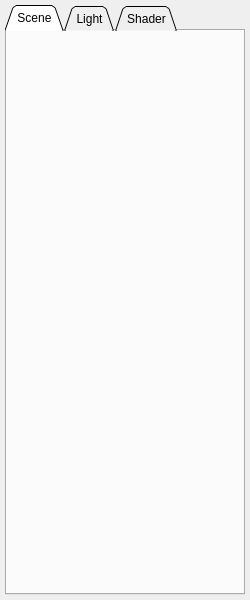
Old version of the form ShaderEditor/qt/project/tweaker.ui in the repository karajensen/shader-editor.
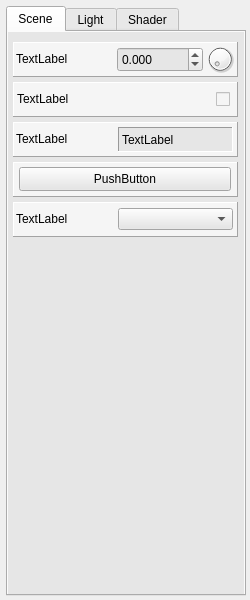
New version of the form.

Commit message: designing tweaker sections

```diff
--- a/ShaderEditor/qt/project/tweaker.ui
+++ b/ShaderEditor/qt/project/tweaker.ui
@@ -11,7 +11,7 @@
    </rect>
   </property>
   <property name="sizePolicy">
-   <sizepolicy hsizetype="Expanding" vsizetype="Expanding">
+   <sizepolicy hsizetype="Fixed" vsizetype="Fixed">
     <horstretch>0</horstretch>
     <verstretch>0</verstretch>
    </sizepolicy>
@@ -22,29 +22,41 @@
     <height>600</height>
    </size>
   </property>
+  <property name="maximumSize">
+   <size>
+    <width>250</width>
+    <height>600</height>
+   </size>
+  </property>
   <property name="windowTitle">
    <string>Shader Editor</string>
   </property>
   <layout class="QVBoxLayout" name="verticalLayout_3">
+   <property name="spacing">
+    <number>5</number>
+   </property>
    <property name="leftMargin">
-    <number>5</number>
+    <number>6</number>
    </property>
    <property name="topMargin">
-    <number>5</number>
+    <number>6</number>
    </property>
    <property name="rightMargin">
-    <number>5</number>
+    <number>4</number>
    </property>
    <property name="bottomMargin">
-    <number>5</number>
+    <number>4</number>
    </property>
    <item>
     <widget class="QTabWidget" name="tabWidget">
+     <property name="styleSheet">
+      <string notr="true"/>
+     </property>
      <property name="tabPosition">
       <enum>QTabWidget::North</enum>
      </property>
      <property name="tabShape">
-      <enum>QTabWidget::Triangular</enum>
+      <enum>QTabWidget::Rounded</enum>
      </property>
      <property name="currentIndex">
       <number>0</number>
@@ -53,9 +65,598 @@
       <bool>true</bool>
      </property>
      <widget class="QWidget" name="sceneTab">
+      <property name="styleSheet">
+       <string notr="true">background-color: rgb(230, 230, 230);</string>
+      </property>
       <attribute name="title">
        <string>Scene</string>
       </attribute>
+      <widget class="QFrame" name="tweaker_button">
+       <property name="geometry">
+        <rect>
+         <x>5</x>
+         <y>130</y>
+         <width>225</width>
+         <height>35</height>
+        </rect>
+       </property>
+       <property name="sizePolicy">
+        <sizepolicy hsizetype="Fixed" vsizetype="Fixed">
+         <horstretch>0</horstretch>
+         <verstretch>0</verstretch>
+        </sizepolicy>
+       </property>
+       <property name="minimumSize">
+        <size>
+         <width>225</width>
+         <height>35</height>
+        </size>
+       </property>
+       <property name="maximumSize">
+        <size>
+         <width>225</width>
+         <height>35</height>
+        </size>
+       </property>
+       <property name="styleSheet">
+        <string notr="true">background-color: rgb(245, 245, 245);</string>
+       </property>
+       <property name="frameShape">
+        <enum>QFrame::Panel</enum>
+       </property>
+       <property name="frameShadow">
+        <enum>QFrame::Raised</enum>
+       </property>
+       <layout class="QHBoxLayout" name="tweaker_lbl_2">
+        <property name="spacing">
+         <number>2</number>
+        </property>
+        <property name="leftMargin">
+         <number>2</number>
+        </property>
+        <property name="topMargin">
+         <number>0</number>
+        </property>
+        <property name="rightMargin">
+         <number>2</number>
+        </property>
+        <property name="bottomMargin">
+         <number>0</number>
+        </property>
+        <item>
+         <widget class="QPushButton" name="tweaker_button_btn">
+          <property name="minimumSize">
+           <size>
+            <width>212</width>
+            <height>24</height>
+           </size>
+          </property>
+          <property name="maximumSize">
+           <size>
+            <width>212</width>
+            <height>24</height>
+           </size>
+          </property>
+          <property name="baseSize">
+           <size>
+            <width>220</width>
+            <height>0</height>
+           </size>
+          </property>
+          <property name="styleSheet">
+           <string notr="true">background-color: rgb(230, 230, 230);</string>
+          </property>
+          <property name="text">
+           <string>PushButton</string>
+          </property>
+          <property name="autoDefault">
+           <bool>false</bool>
+          </property>
+          <property name="default">
+           <bool>false</bool>
+          </property>
+          <property name="flat">
+           <bool>false</bool>
+          </property>
+         </widget>
+        </item>
+       </layout>
+      </widget>
+      <widget class="QFrame" name="tweaker_combo">
+       <property name="geometry">
+        <rect>
+         <x>5</x>
+         <y>170</y>
+         <width>225</width>
+         <height>35</height>
+        </rect>
+       </property>
+       <property name="sizePolicy">
+        <sizepolicy hsizetype="Fixed" vsizetype="Fixed">
+         <horstretch>0</horstretch>
+         <verstretch>0</verstretch>
+        </sizepolicy>
+       </property>
+       <property name="minimumSize">
+        <size>
+         <width>225</width>
+         <height>35</height>
+        </size>
+       </property>
+       <property name="maximumSize">
+        <size>
+         <width>225</width>
+         <height>35</height>
+        </size>
+       </property>
+       <property name="styleSheet">
+        <string notr="true">background-color: rgb(245, 245, 245);</string>
+       </property>
+       <property name="frameShape">
+        <enum>QFrame::Panel</enum>
+       </property>
+       <property name="frameShadow">
+        <enum>QFrame::Raised</enum>
+       </property>
+       <layout class="QHBoxLayout" name="tweaker_lbl_3">
+        <property name="spacing">
+         <number>2</number>
+        </property>
+        <property name="leftMargin">
+         <number>2</number>
+        </property>
+        <property name="topMargin">
+         <number>0</number>
+        </property>
+        <property name="rightMargin">
+         <number>4</number>
+        </property>
+        <property name="bottomMargin">
+         <number>0</number>
+        </property>
+        <item>
+         <widget class="QLabel" name="tweaker_combo_lbl">
+          <property name="sizePolicy">
+           <sizepolicy hsizetype="Fixed" vsizetype="Fixed">
+            <horstretch>0</horstretch>
+            <verstretch>0</verstretch>
+           </sizepolicy>
+          </property>
+          <property name="minimumSize">
+           <size>
+            <width>100</width>
+            <height>30</height>
+           </size>
+          </property>
+          <property name="maximumSize">
+           <size>
+            <width>100</width>
+            <height>30</height>
+           </size>
+          </property>
+          <property name="font">
+           <font>
+            <weight>50</weight>
+            <bold>false</bold>
+           </font>
+          </property>
+          <property name="text">
+           <string>TextLabel</string>
+          </property>
+         </widget>
+        </item>
+        <item>
+         <widget class="QComboBox" name="tweaker_combo_box">
+          <property name="sizePolicy">
+           <sizepolicy hsizetype="Fixed" vsizetype="Fixed">
+            <horstretch>0</horstretch>
+            <verstretch>0</verstretch>
+           </sizepolicy>
+          </property>
+          <property name="minimumSize">
+           <size>
+            <width>115</width>
+            <height>22</height>
+           </size>
+          </property>
+          <property name="maximumSize">
+           <size>
+            <width>115</width>
+            <height>22</height>
+           </size>
+          </property>
+          <property name="baseSize">
+           <size>
+            <width>115</width>
+            <height>25</height>
+           </size>
+          </property>
+          <property name="styleSheet">
+           <string notr="true">background-color: rgb(230, 230, 230);</string>
+          </property>
+         </widget>
+        </item>
+       </layout>
+      </widget>
+      <widget class="QFrame" name="tweaker_spin">
+       <property name="geometry">
+        <rect>
+         <x>5</x>
+         <y>10</y>
+         <width>225</width>
+         <height>35</height>
+        </rect>
+       </property>
+       <property name="minimumSize">
+        <size>
+         <width>225</width>
+         <height>35</height>
+        </size>
+       </property>
+       <property name="maximumSize">
+        <size>
+         <width>225</width>
+         <height>35</height>
+        </size>
+       </property>
+       <property name="styleSheet">
+        <string notr="true">background-color: rgb(245, 245, 245);</string>
+       </property>
+       <property name="frameShape">
+        <enum>QFrame::Panel</enum>
+       </property>
+       <property name="frameShadow">
+        <enum>QFrame::Raised</enum>
+       </property>
+       <layout class="QHBoxLayout" name="tweaker_value">
+        <property name="spacing">
+         <number>2</number>
+        </property>
+        <property name="leftMargin">
+         <number>2</number>
+        </property>
+        <property name="topMargin">
+         <number>0</number>
+        </property>
+        <property name="rightMargin">
+         <number>2</number>
+        </property>
+        <property name="bottomMargin">
+         <number>0</number>
+        </property>
+        <item>
+         <widget class="QLabel" name="tweaker_spin_lbl">
+          <property name="sizePolicy">
+           <sizepolicy hsizetype="Fixed" vsizetype="Fixed">
+            <horstretch>0</horstretch>
+            <verstretch>0</verstretch>
+           </sizepolicy>
+          </property>
+          <property name="minimumSize">
+           <size>
+            <width>100</width>
+            <height>30</height>
+           </size>
+          </property>
+          <property name="maximumSize">
+           <size>
+            <width>100</width>
+            <height>30</height>
+           </size>
+          </property>
+          <property name="font">
+           <font>
+            <weight>50</weight>
+            <bold>false</bold>
+           </font>
+          </property>
+          <property name="text">
+           <string>TextLabel</string>
+          </property>
+         </widget>
+        </item>
+        <item>
+         <widget class="QDoubleSpinBox" name="tweaker_spin_value">
+          <property name="sizePolicy">
+           <sizepolicy hsizetype="Fixed" vsizetype="Fixed">
+            <horstretch>0</horstretch>
+            <verstretch>0</verstretch>
+           </sizepolicy>
+          </property>
+          <property name="minimumSize">
+           <size>
+            <width>86</width>
+            <height>25</height>
+           </size>
+          </property>
+          <property name="maximumSize">
+           <size>
+            <width>86</width>
+            <height>25</height>
+           </size>
+          </property>
+          <property name="styleSheet">
+           <string notr="true">background-color: rgb(230, 230, 230);</string>
+          </property>
+          <property name="buttonSymbols">
+           <enum>QAbstractSpinBox::UpDownArrows</enum>
+          </property>
+          <property name="decimals">
+           <number>3</number>
+          </property>
+          <property name="minimum">
+           <double>-9999.000000000000000</double>
+          </property>
+          <property name="maximum">
+           <double>9999.000000000000000</double>
+          </property>
+         </widget>
+        </item>
+        <item>
+         <widget class="QDial" name="tweaker_spin_dial">
+          <property name="sizePolicy">
+           <sizepolicy hsizetype="Fixed" vsizetype="Fixed">
+            <horstretch>0</horstretch>
+            <verstretch>0</verstretch>
+           </sizepolicy>
+          </property>
+          <property name="minimumSize">
+           <size>
+            <width>30</width>
+            <height>30</height>
+           </size>
+          </property>
+          <property name="maximumSize">
+           <size>
+            <width>30</width>
+            <height>30</height>
+           </size>
+          </property>
+         </widget>
+        </item>
+       </layout>
+      </widget>
+      <widget class="QFrame" name="tweaker_label">
+       <property name="geometry">
+        <rect>
+         <x>5</x>
+         <y>90</y>
+         <width>225</width>
+         <height>35</height>
+        </rect>
+       </property>
+       <property name="sizePolicy">
+        <sizepolicy hsizetype="Fixed" vsizetype="Fixed">
+         <horstretch>0</horstretch>
+         <verstretch>0</verstretch>
+        </sizepolicy>
+       </property>
+       <property name="minimumSize">
+        <size>
+         <width>225</width>
+         <height>35</height>
+        </size>
+       </property>
+       <property name="maximumSize">
+        <size>
+         <width>225</width>
+         <height>35</height>
+        </size>
+       </property>
+       <property name="styleSheet">
+        <string notr="true">background-color: rgb(245, 245, 245);</string>
+       </property>
+       <property name="frameShape">
+        <enum>QFrame::Panel</enum>
+       </property>
+       <property name="frameShadow">
+        <enum>QFrame::Raised</enum>
+       </property>
+       <layout class="QHBoxLayout" name="tweaker_lbl">
+        <property name="spacing">
+         <number>2</number>
+        </property>
+        <property name="leftMargin">
+         <number>2</number>
+        </property>
+        <property name="topMargin">
+         <number>0</number>
+        </property>
+        <property name="rightMargin">
+         <number>2</number>
+        </property>
+        <property name="bottomMargin">
+         <number>0</number>
+        </property>
+        <item>
+         <widget class="QLabel" name="tweaker_label_lbl">
+          <property name="sizePolicy">
+           <sizepolicy hsizetype="Fixed" vsizetype="Fixed">
+            <horstretch>0</horstretch>
+            <verstretch>0</verstretch>
+           </sizepolicy>
+          </property>
+          <property name="minimumSize">
+           <size>
+            <width>100</width>
+            <height>30</height>
+           </size>
+          </property>
+          <property name="maximumSize">
+           <size>
+            <width>100</width>
+            <height>30</height>
+           </size>
+          </property>
+          <property name="font">
+           <font>
+            <weight>50</weight>
+            <bold>false</bold>
+           </font>
+          </property>
+          <property name="text">
+           <string>TextLabel</string>
+          </property>
+         </widget>
+        </item>
+        <item>
+         <widget class="QLabel" name="tweaker_label_val">
+          <property name="sizePolicy">
+           <sizepolicy hsizetype="Expanding" vsizetype="Expanding">
+            <horstretch>0</horstretch>
+            <verstretch>0</verstretch>
+           </sizepolicy>
+          </property>
+          <property name="minimumSize">
+           <size>
+            <width>115</width>
+            <height>25</height>
+           </size>
+          </property>
+          <property name="maximumSize">
+           <size>
+            <width>115</width>
+            <height>25</height>
+           </size>
+          </property>
+          <property name="autoFillBackground">
+           <bool>false</bool>
+          </property>
+          <property name="styleSheet">
+           <string notr="true">background-color: rgb(230, 230, 230);</string>
+          </property>
+          <property name="frameShape">
+           <enum>QFrame::Panel</enum>
+          </property>
+          <property name="frameShadow">
+           <enum>QFrame::Sunken</enum>
+          </property>
+          <property name="lineWidth">
+           <number>1</number>
+          </property>
+          <property name="text">
+           <string>TextLabel</string>
+          </property>
+          <property name="margin">
+           <number>3</number>
+          </property>
+         </widget>
+        </item>
+       </layout>
+      </widget>
+      <widget class="QFrame" name="tweaker_check">
+       <property name="geometry">
+        <rect>
+         <x>5</x>
+         <y>50</y>
+         <width>225</width>
+         <height>35</height>
+        </rect>
+       </property>
+       <property name="sizePolicy">
+        <sizepolicy hsizetype="Fixed" vsizetype="Fixed">
+         <horstretch>0</horstretch>
+         <verstretch>0</verstretch>
+        </sizepolicy>
+       </property>
+       <property name="minimumSize">
+        <size>
+         <width>225</width>
+         <height>35</height>
+        </size>
+       </property>
+       <property name="maximumSize">
+        <size>
+         <width>225</width>
+         <height>35</height>
+        </size>
+       </property>
+       <property name="styleSheet">
+        <string notr="true">background-color: rgb(245, 245, 245);</string>
+       </property>
+       <property name="frameShape">
+        <enum>QFrame::Panel</enum>
+       </property>
+       <property name="frameShadow">
+        <enum>QFrame::Raised</enum>
+       </property>
+       <layout class="QHBoxLayout" name="tweaker_tick">
+        <property name="spacing">
+         <number>2</number>
+        </property>
+        <property name="leftMargin">
+         <number>2</number>
+        </property>
+        <property name="topMargin">
+         <number>0</number>
+        </property>
+        <property name="rightMargin">
+         <number>6</number>
+        </property>
+        <property name="bottomMargin">
+         <number>0</number>
+        </property>
+        <item>
+         <widget class="QLabel" name="tweaker_check_lbl">
+          <property name="sizePolicy">
+           <sizepolicy hsizetype="Fixed" vsizetype="Fixed">
+            <horstretch>0</horstretch>
+            <verstretch>0</verstretch>
+           </sizepolicy>
+          </property>
+          <property name="minimumSize">
+           <size>
+            <width>100</width>
+            <height>30</height>
+           </size>
+          </property>
+          <property name="maximumSize">
+           <size>
+            <width>100</width>
+            <height>30</height>
+           </size>
+          </property>
+          <property name="font">
+           <font>
+            <weight>50</weight>
+            <bold>false</bold>
+           </font>
+          </property>
+          <property name="text">
+           <string>TextLabel</string>
+          </property>
+         </widget>
+        </item>
+        <item>
+         <widget class="QCheckBox" name="tweaker_check_box">
+          <property name="sizePolicy">
+           <sizepolicy hsizetype="Fixed" vsizetype="Fixed">
+            <horstretch>0</horstretch>
+            <verstretch>0</verstretch>
+           </sizepolicy>
+          </property>
+          <property name="minimumSize">
+           <size>
+            <width>110</width>
+            <height>30</height>
+           </size>
+          </property>
+          <property name="maximumSize">
+           <size>
+            <width>110</width>
+            <height>30</height>
+           </size>
+          </property>
+          <property name="layoutDirection">
+           <enum>Qt::RightToLeft</enum>
+          </property>
+          <property name="text">
+           <string/>
+          </property>
+         </widget>
+        </item>
+       </layout>
+      </widget>
      </widget>
      <widget class="QWidget" name="lightTab">
       <attribute name="title">
```
Left out of the diff: 6 changed lines with no effect on the pictures. The commit also changes 7 other files.
